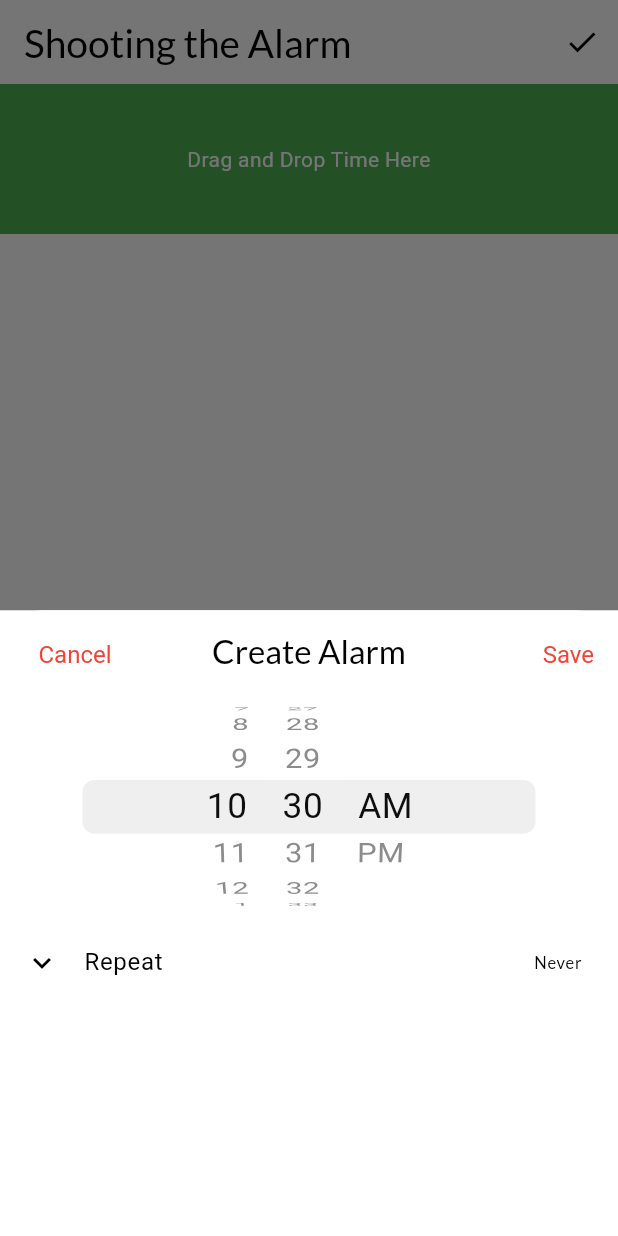
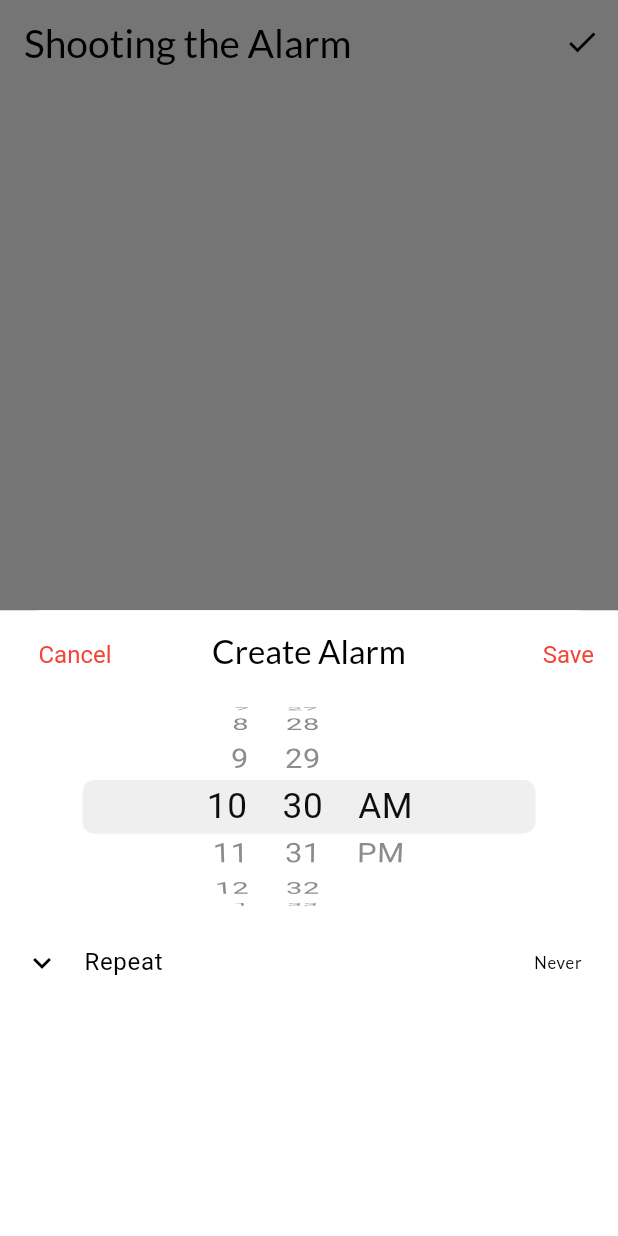
Before and after one commit to Phurinatpha/alarm_prototype, a Flutter app: the screen it shows after launch, after a tap on the "delete" icon, after a tap on the "alarm add" icon, on a phone screen of 412 x 824 dp. Run offline on Flutter 3.47's test engine with Material 3 defaults, Android fonts, the phone set to English and light mode, and no system bars; our stand-ins replace awesome_notifications, flutter_local_notifications, flutter_native_timezone, flutter_svg, google_fonts, hive and 4 more; missing offline and left inert: flutter_unity_widget, tflite_flutter; accounts and stored records are empty.

Commit message:
update gitignore and alarm ar

```diff
--- a/lib/main.dart
+++ b/lib/main.dart
@@ -18,6 +18,7 @@ import 'package:awesome_notifications/awesome_notifications.dart';
 import 'package:clock_app/providers/notification.dart';
 import 'package:wakelock/wakelock.dart';
 import 'screens/alarm_screen.dart';
+
 void main() async {
   WidgetsFlutterBinding.ensureInitialized();
   await AwesomeNotifications().isNotificationAllowed().then((isAllowed) {
--- a/lib/providers/model_prediction.dart
+++ b/lib/providers/model_prediction.dart
@@ -1,4 +1,5 @@
 import 'package:tflite_flutter/tflite_flutter.dart';
+
 Future<String> sleepPredict(hour,minute) async {
   try {
     final interpreter = await Interpreter.fromAsset('assets/model.tflite');
@@ -18,6 +19,7 @@ Future<String> sleepPredict(hour,minute) async {
   }
  return "";
 }
+
 String sleepFormat(x){
   var data = x[0] ;
   String hour =  (data~/60).toString();
--- a/lib/screens/home_screen.dart
+++ b/lib/screens/home_screen.dart
@@ -1,12 +1,11 @@
 import 'package:clock_app/helpers/clock_helper.dart';
 import 'package:clock_app/models/data_models/alarm_data_model.dart';
 import 'package:clock_app/providers/alarm_provider.dart';
-import 'package:clock_app/providers/notification.dart';
 import 'package:clock_app/screens/modify_alarm_screen.dart';
+import 'package:clock_app/screens/alarm_ar.dart';
 import 'package:flutter/material.dart';
 import 'package:flutter_svg/svg.dart';
 import 'package:provider/provider.dart';
-import 'package:clock_app/providers/model_prediction.dart';
 
 class HomeScreen extends StatefulWidget {
   const HomeScreen({Key? key}) : super(key: key);
@@ -17,7 +16,7 @@ class HomeScreen extends StatefulWidget {
 
 class _HomeScreenState extends State<HomeScreen> {
   bool showDeleteButtons = false;
-  String sleepPredictionResult = '';
+
   @override
   Widget build(BuildContext context) {
     return Scaffold(
@@ -40,94 +39,7 @@ class _HomeScreenState extends State<HomeScreen> {
           ),
         ],
       ),
-      body: Stack(
-          children:[
-            Positioned(
-              top: 0,
-              left: 0,
-              right: 0,
-
-              child: Container(
-                height: 100,
-                child: Stack(
-                  children: [
-                    // Draggable for Sleep Prediction Result
-                    Draggable(
-                      data: 'Sleep Prediction Result: $sleepPredictionResult\nDrag and drop item to predict another',
-                      child: Container(
-                        color: Colors.green,
-                        child: Center(
-                          child: Text(
-                            sleepPredictionResult.isNotEmpty
-                                ? 'Sleep Prediction Result: $sleepPredictionResult'
-                                : 'Drag and Drop Time Here',
-                            maxLines: 1,
-                            overflow: TextOverflow.ellipsis,
-                            textAlign: TextAlign.center,
-                            style: TextStyle(
-                              color: Colors.white,
-                            ),
-                          ),
-                        ),
-                      ),
-                      feedback: Container(
-                        width: double.infinity,
-                        child: Material(
-                          type: MaterialType.transparency,
-                          child: Container(
-                            padding: EdgeInsets.all(8.0),
-                            decoration: BoxDecoration(
-                              color: Colors.green.withOpacity(0.5),
-                              borderRadius: BorderRadius.circular(8.0),
-                            ),
-                            child: Text(
-                              'Drag to Predict',
-                              style: TextStyle(
-                                color: Colors.white,
-                              ),
-                            ),
-                          ),
-                        ),
-                      ),
-                    ),
-                    // DragTarget for Drop Area
-                    Positioned.fill(
-                      child: DragTarget<AlarmDataModel>(
-                        onAccept: (data) async {
-                          // Handle the item being accepted in the drop area
-                          String result = await sleepPredict(data.time.hour, data.time.minute);
-                          setState(() {
-                            sleepPredictionResult = result;
-                          });
-                        },
-                        builder: (context, candidateItems, rejectedItems) {
-                          bool isDragOver = candidateItems.isNotEmpty;
-                          return Container(
-                            color: isDragOver ? Colors.grey : Colors.transparent,
-                            child: Center(
-                              child: Text(
-                                isDragOver ? 'Drop Item Here' : '',
-                                style: TextStyle(
-                                  fontSize: 15,
-                                  color: Colors.white,
-                                ),
-                              ),
-                            ),
-                          );
-                        },
-                      ),
-                    ),
-                  ],
-                ),
-              ),
-            ),
-            Positioned(
-              top: 100, // Adjust this value based on the height of the drop area
-              left: 0,
-              right: 0,
-              bottom: 0,
-              child: AlarmSheet(showDeleteButtons: showDeleteButtons),
-            ),]),
+      body: AlarmSheet(showDeleteButtons: showDeleteButtons),
       floatingActionButton: Padding(
         padding: const EdgeInsets.only(bottom: 15.0),
         child: FloatingActionButton(
@@ -151,6 +63,21 @@ class _HomeScreenState extends State<HomeScreen> {
         ),
       ),
       floatingActionButtonLocation: FloatingActionButtonLocation.centerFloat,
+      persistentFooterButtons: [
+        // Add a button with purple color
+        ElevatedButton(
+          onPressed: () {
+            Navigator.push(
+              context,
+              MaterialPageRoute(builder: (context) => UnityDemoScreen()), // Navigate to UnityWidgetScreen
+            );
+          },
+          child: Text('Open Unity Widget'),
+          style: ElevatedButton.styleFrom(
+            primary: Colors.purple, // Set button color to purple
+          ),
+        ),
+      ],
     );
   }
 }
@@ -309,23 +236,14 @@ class CardAlarmItem extends StatelessWidget {
 
   @override
   Widget build(BuildContext context) {
-    double screenWidth = MediaQuery.of(context).size.width;
-    double cardWidth = screenWidth *0.98;
-    return LongPressDraggable(
-      // Add the key to ensure unique identification of each draggable item
-      key: ValueKey(alarm.id),
-      data: alarm, // Pass the alarm data as the drag data
-      onDragStarted: () {
-        // Add any necessary logic when dragging starts
-      },
-      onDraggableCanceled: (velocity, offset) {
-        // Add any necessary logic when dragging is canceled
-      },
-      feedback: Opacity(
-        opacity: 0.5,
-        child: SizedBox(
-            width: cardWidth, // Set a fixed width or use constraints as needed
-            height: 100.0, child: Card(
+    return SlideTransition(
+      position: animation.drive(
+        Tween<Offset>(
+          begin: const Offset(1.0, 0.0),
+          end: const Offset(0.0, 0.0),
+        ).chain(CurveTween(curve: Curves.elasticInOut)),
+      ),
+      child: Card(
         child: ListTile(
           title: Text(
             fromTimeToString(alarm.time),
@@ -352,59 +270,10 @@ class CardAlarmItem extends StatelessWidget {
             },
           )
               : null,
-          ),
-        )),
-      ),
-      childWhenDragging: SizedBox( width: cardWidth,
-        height: 100.0, child: Container(
-    decoration: BoxDecoration(
-    color: Colors.grey.withOpacity(0.5),
-    borderRadius: BorderRadius.circular(10.0),
-    ),)),
-      feedbackOffset: Offset(0, 10),
-      child: SlideTransition(
-        position: animation.drive(
-          Tween<Offset>(
-            begin: const Offset(1.0, 0.0),
-            end: const Offset(0.0, 0.0),
-          ).chain(CurveTween(curve: Curves.elasticInOut)),
-        ),
-        child: SizedBox(
-    width: 100, // Set a fixed width or use constraints as needed
-    height: 100.0,
-    child: Card(
-          child: ListTile(
-            title: Text(
-              fromTimeToString(alarm.time),
-              style: Theme.of(context).textTheme.headline4,
-            ),
-            subtitle: Text(
-              alarm.weekdays.isEmpty
-                  ? 'Never'
-                  : alarm.weekdays.length == 7
-                  ? 'Everyday'
-                  : alarm.weekdays
-                  .map((weekday) =>
-                  fromWeekdayToStringShort(weekday))
-                  .join(', '),
-              style: Theme.of(context).textTheme.bodyText2?.copyWith(
-                color: Theme.of(context).colorScheme.onSurface,
-              ),
-            ),
-            trailing: showDeleteButton
-                ? IconButton(
-              icon: const Icon(Icons.cancel),
-              color: Colors.red,
-              onPressed: () async {
-                if (onDelete != null) onDelete!();
-              },
-            )
-                : null,
           onTap: onTap,
         ),
       ),
-      ),
-      ));
+    );
   }
 }
 
--- a/pubspec.yaml
+++ b/pubspec.yaml
@@ -45,6 +45,10 @@ dependencies:
   slide_to_act: ^2.0.1
   wakelock: ^0.5.6
   tflite_flutter: 0.10.4
+
+  flutter_unity_widget: ^2022.2.0
+
+
 dev_dependencies:
   flutter_test:
     sdk: flutter
```
Also changed, not shown: lib/screens/alarm_ar.dart (added, +42 -0 lines), lib/providers/notification.dart (line endings or trailing spaces), lib/screens/alarm_screen.dart (line endings or trailing spaces), pubspec.lock, 5 other files. Lines whose indentation alone changed are shown as unchanged.
